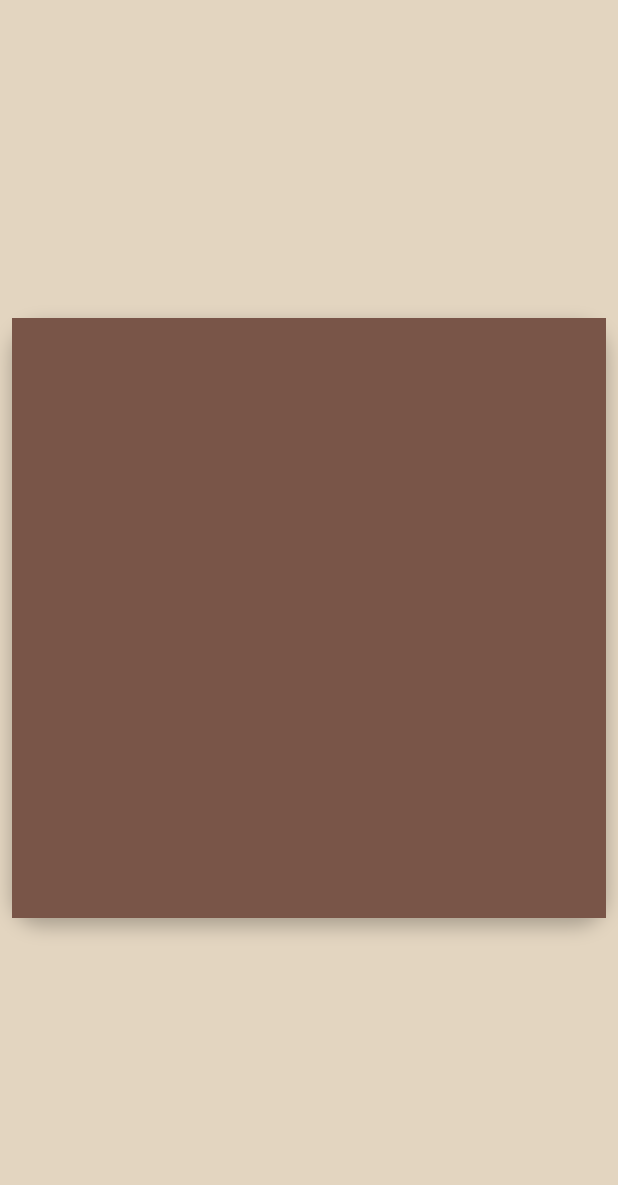
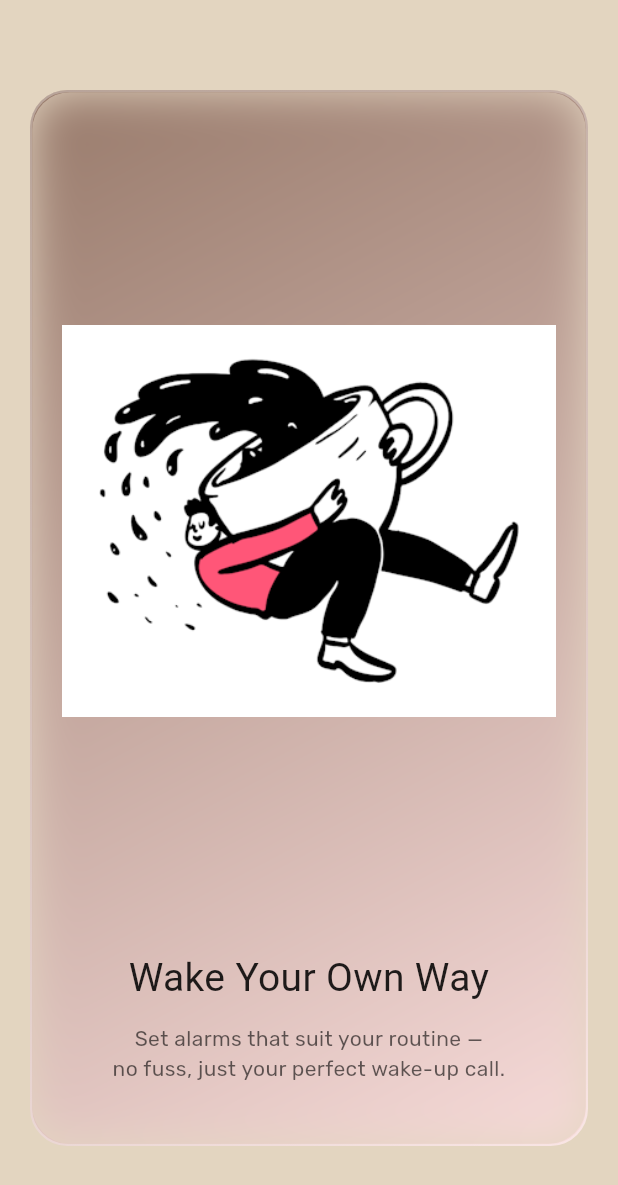
Before and after one commit to MridulSharma2552007/hells-bells, a Flutter app: the screen it shows after launch, on a phone screen of 412 x 824 dp. Shown: the top 1185 px of the screen. Run offline on Flutter 3.47's test engine with Material 3 defaults, Android fonts, the phone set to English and light mode, and no system bars; our stand-ins replace google_fonts.

Commit message:
container created

```diff
--- a/lib/initpages/preferences_page.dart
+++ b/lib/initpages/preferences_page.dart
@@ -1,4 +1,6 @@
+import 'dart:ui';
 import 'package:flutter/material.dart';
+import 'package:google_fonts/google_fonts.dart';
 import 'package:hells_bells/colors/app_colors.dart';
 
 class PreferencesPage extends StatelessWidget {
@@ -8,44 +10,75 @@ class PreferencesPage extends StatelessWidget {
   Widget build(BuildContext context) {
     return Scaffold(
       backgroundColor: AppColors.background,
-      body: Center(
-        child: Padding(
-          padding: const EdgeInsets.all(8.0),
-          child: Container(
-            height: 400,
-            width: double.infinity,
-
-            decoration: BoxDecoration(
-              color: Colors.white,
-              borderRadius: BorderRadius.circular(20),
-              boxShadow: [
-                BoxShadow(
-                  color: Colors.black26,
-                  blurRadius: 10,
-                  offset: Offset(0, 5), // changes position of shadow
+      body: PageView(
+        children: [
+          Padding(
+            padding: const EdgeInsets.symmetric(horizontal: 20, vertical: 60),
+            child: Container(
+              decoration: BoxDecoration(
+                gradient: LinearGradient(
+                  colors: [
+                 Colors.brown.withOpacity(0.7), // peach pastel
+                    const Color(0xFFFFDDE4).withOpacity(0.7), // blush pink
+                  ],
+                  begin: Alignment.topLeft,
+                  end: Alignment.bottomRight,
                 ),
-              ],
-            ),
-            child: PageView(
-              children: [
-                Container(
-                  height: 100,
-                  width: 100,
-                  color: Colors.brown,
+                borderRadius: BorderRadius.circular(25),
+                border: Border.all(
+                  color: Colors.white.withOpacity(0.3),
+                  width: 1.5,
                 ),
-
-                Container(
-                  height: 100,
-                  width: 100,
-                  color: Colors.blue),
-                Container(
-                  height: 100,
-                  width: 100,
-                  color: Colors.green),
-              ],
+              ),
+              child: ClipRRect(
+                borderRadius: BorderRadius.circular(25),
+                child: BackdropFilter(
+                  filter: ImageFilter.blur(sigmaX: 15, sigmaY: 15),
+                  child: Padding(
+                    padding: const EdgeInsets.all(20),
+                    child: Column(
+                      mainAxisAlignment: MainAxisAlignment.center,
+                      children: [
+                        Expanded(
+                          flex: 4,
+                          child: Image.asset(
+                            'assets/doofs/choice.png',
+                            fit: BoxFit.contain,
+                          ),
+                        ),
+                        const SizedBox(height: 20),
+                        Text(
+                          'Wake Your Own Way',
+                          style: GoogleFonts.rubikSprayPaint(
+                            fontSize: 26,
+                            color: Colors.black87,
+                          ),
+                          textAlign: TextAlign.center,
+                        ),
+                        const SizedBox(height: 12),
+                        Text(
+                          'Set alarms that suit your routine —\nno fuss, just your perfect wake-up call.',
+                          style: GoogleFonts.rubik(
+                            fontSize: 14,
+                            color: Colors.black.withOpacity(0.6),
+                          ),
+                          textAlign: TextAlign.center,
+                        ),
+                        const SizedBox(height: 20),
+                      ],
+                    ),
+                  ),
+                ),
+              ),
             ),
           ),
-        ),
+
+          // Placeholder for page 2
+          Container(color: Colors.blue),
+
+          // Placeholder for page 3
+          Container(color: Colors.green),
+        ],
       ),
     );
   }
--- a/lib/initpages/splashscreen.dart
+++ b/lib/initpages/splashscreen.dart
@@ -13,7 +13,6 @@ class Splashscreen extends StatefulWidget {
 class _SplashscreenState extends State<Splashscreen> {
   @override
   void initState() {
-    // TODO: implement initState
     super.initState();
     Future.delayed(Duration(seconds: 3), () {
       if (mounted) {
@@ -35,7 +34,7 @@ class _SplashscreenState extends State<Splashscreen> {
           mainAxisAlignment: MainAxisAlignment.center,
           children: [
             Image.asset(
-              'assets/images/clock.png',
+              'assets/images/logo.png',
             ), // Ensure this path is correct
             SizedBox(height: 10),
             Text(
--- a/pubspec.yaml
+++ b/pubspec.yaml
@@ -57,7 +57,7 @@ flutter:
   # To add assets to your application, add an assets section, like this:
   assets:
     - assets/images/
-  #   - images/a_dot_ham.jpeg
+    - assets/doofs/
   # An image asset can refer to one or more resolution-specific "variants", see
   # https://flutter.dev/to/resolution-aware-images
   # For details regarding adding assets from package dependencies, see
```
Also changed, not shown: assets/doofs/choice.png (added), assets/images/logo.png (added).
